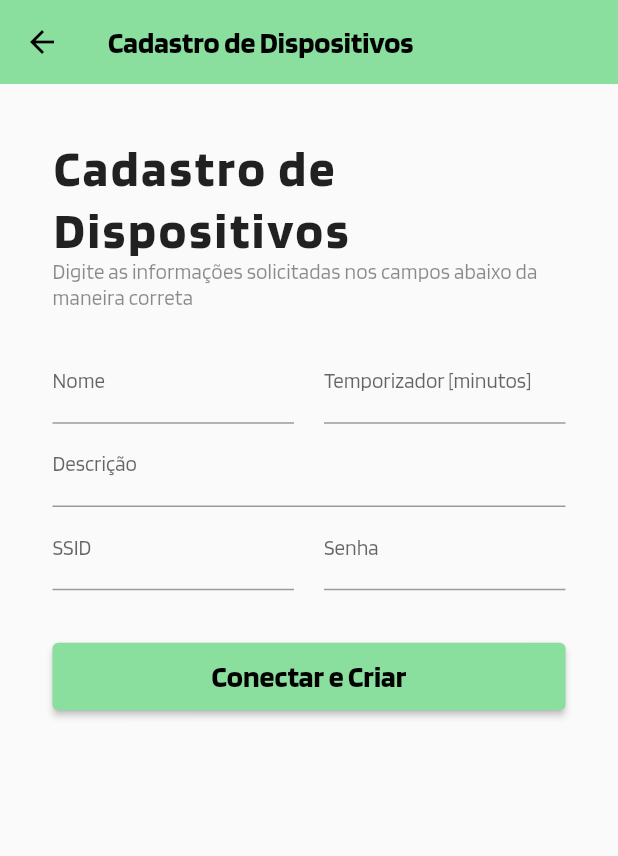
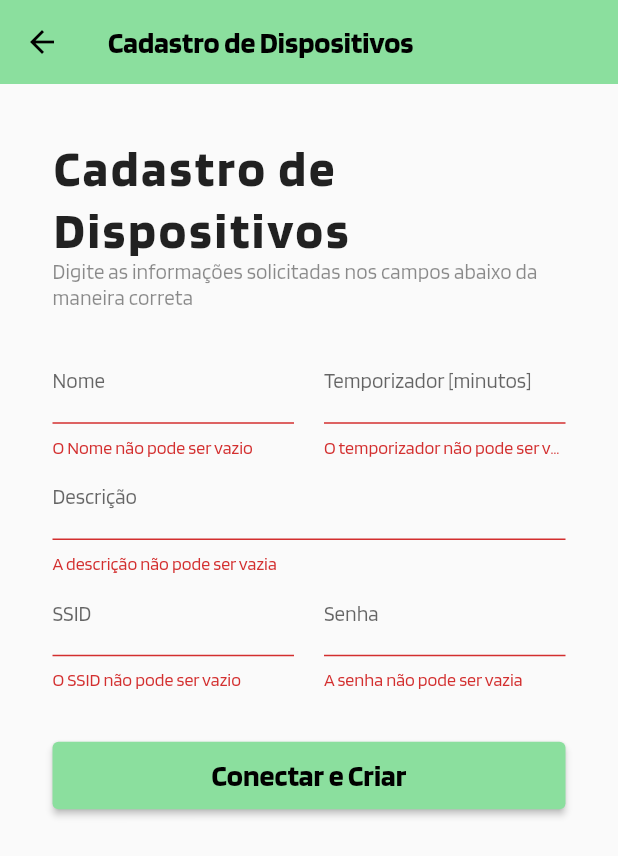
Before and after one commit to guilhermedacruzz/TCC_APP, a Flutter app: the PageRegisterNewIOT screen opened by its route, after a tap on "Conectar e Criar", on a phone screen of 412 x 824 dp. Shown: the top 856 px of the screen. Run offline on Flutter 3.47's test engine with Material 2 defaults, Android fonts, the light colour scheme and no system bars; our stand-ins replace animated_background, shared_preferences, syncfusion_flutter_charts, validators; accounts and stored records are empty; project files that could hold a hidden picture were left out.

Commit message:
quase funcionando

```diff
--- a/lib/controllers/controller_register_new_iot.dart
+++ b/lib/controllers/controller_register_new_iot.dart
@@ -20,7 +20,9 @@ class ControllerRegisterNewIot with ChangeNotifier {
   String? _msg;
 
   bool get hasMsg => _result != ActionResult.none;
+  bool get processing => _status == Status.working;
   String get msg => _msg ?? '';
+
 
   String get name => _name;
   String get description => _description;
--- a/lib/models/model_iot.dart
+++ b/lib/models/model_iot.dart
@@ -24,7 +24,7 @@ class Iot {
       'user': user,
       'ssid': ssid,
       'password': password,
-      'timer': timer,
+      'timer': timer.toString(),
     };
   }
 
--- a/lib/pages/home/appbar/page_register_new_IOT.dart
+++ b/lib/pages/home/appbar/page_register_new_IOT.dart
@@ -24,7 +24,8 @@ class _PageRegisterNewIOTState extends State<PageRegisterNewIOT> {
   void initState() {
     super.initState();
 
-    _autenticationService = Provider.of<ServiceAutentication>(context);
+    _autenticationService =
+        Provider.of<ServiceAutentication>(context, listen: false);
 
     _controllerRegisterNewIot = ControllerRegisterNewIot(
         Provider.of<ServiceRegisterNewIot>(context, listen: false));
@@ -36,7 +37,7 @@ class _PageRegisterNewIOTState extends State<PageRegisterNewIOT> {
 
   execute() async {
     if (_formKey.currentState!.validate()) {
-      await _controllerRegisterNewIot.add(_autenticationService.user!.id);
+      await _controllerRegisterNewIot.add("638370074439d1486fe4ac37");
 
       if (_controllerRegisterNewIot.hasMsg) {
         ScaffoldMessenger.of(context).showSnackBar(
@@ -55,7 +56,9 @@ class _PageRegisterNewIOTState extends State<PageRegisterNewIOT> {
       appBar: AppBar(
         title: const Text("Cadastro de Dispositivos"),
       ),
-      body: Container(
+      body: Form(
+        key: _formKey,
+        child: Container(
           padding: const EdgeInsets.all(35),
           child: SingleChildScrollView(
             child: Column(
@@ -130,7 +133,9 @@ class _PageRegisterNewIOTState extends State<PageRegisterNewIOT> {
                   ],
                 ),
                 const SizedBox(height: 35),
-              SizedBox(
+                _controllerRegisterNewIot.processing
+                    ? const CircularProgressIndicator()
+                    : SizedBox(
                         width: double.infinity,
                         height: 45,
                         child: CustomButton(
@@ -144,6 +149,7 @@ class _PageRegisterNewIOTState extends State<PageRegisterNewIOT> {
             ),
           ),
         ),
+      ),
     );
   }
 }
--- a/lib/services/service_register_new_iot.dart
+++ b/lib/services/service_register_new_iot.dart
@@ -8,8 +8,8 @@ import 'package:tcc/utils/enums/enum_data_status.dart';
 import 'package:tcc/utils/enums/enum_status.dart';
 
 class ServiceRegisterNewIot with ChangeNotifier {
-  static const iotHost = "192.168.4.1";
-  static const endPoint = "/hello";
+  static const iotHost = "localhost:3000";
+  static const endPoint = "/iots/create";
 
   var _status = Status.idle;
   var _actionResult = ActionResult.none;
@@ -23,14 +23,16 @@ class ServiceRegisterNewIot with ChangeNotifier {
     try {
       final resp = await http.post(
         _getIotEndPoint(),
-        body: json.encode(iot.toJson()),
+        body: iot.toJson(),
       );
+
+      print(resp.body);
 
       if (resp.statusCode == 200) {
         var data = json.decode(resp.body);
         return Result.value(data);
       } else {
-        return Result.error(resp.statusCode);
+        return Result.error(resp.body);
       }
     } on Exception catch (e) {
       return Result.error(e.toString());
```
Lines whose indentation alone changed are shown as unchanged.
